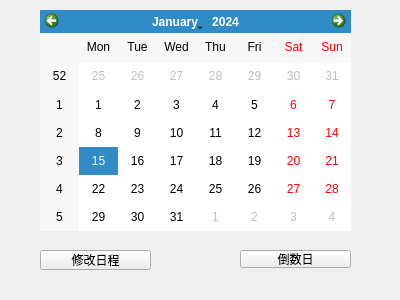
Qt form realProgect/calendarmc.ui (Arthur381/QTproject) before a commit.
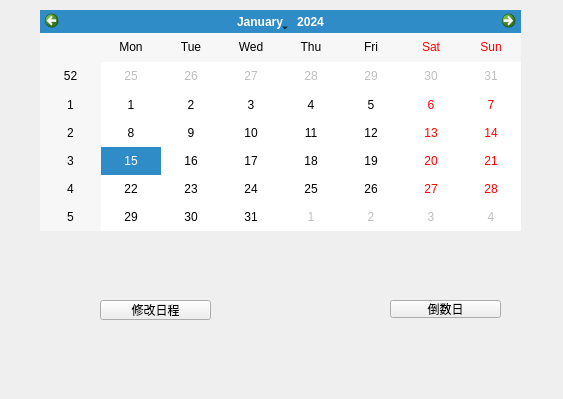
The same form after that commit. Icons and pictures are not drawn.

What changed in the file:
```diff
--- a/realProgect/calendarmc.ui
+++ b/realProgect/calendarmc.ui
@@ -6,8 +6,8 @@
    <rect>
     <x>0</x>
     <y>0</y>
-    <width>400</width>
-    <height>300</height>
+    <width>563</width>
+    <height>399</height>
    </rect>
   </property>
   <property name="windowTitle">
@@ -20,8 +20,8 @@
   <widget class="QPushButton" name="countdowndays">
    <property name="geometry">
     <rect>
-     <x>240</x>
-     <y>250</y>
+     <x>390</x>
+     <y>300</y>
      <width>111</width>
      <height>18</height>
     </rect>
@@ -33,8 +33,8 @@
   <widget class="QPushButton" name="Modify">
    <property name="geometry">
     <rect>
-     <x>40</x>
-     <y>250</y>
+     <x>100</x>
+     <y>300</y>
      <width>111</width>
      <height>20</height>
     </rect>
@@ -48,7 +48,7 @@
     <rect>
      <x>40</x>
      <y>10</y>
-     <width>311</width>
+     <width>481</width>
      <height>221</height>
     </rect>
    </property>
```
